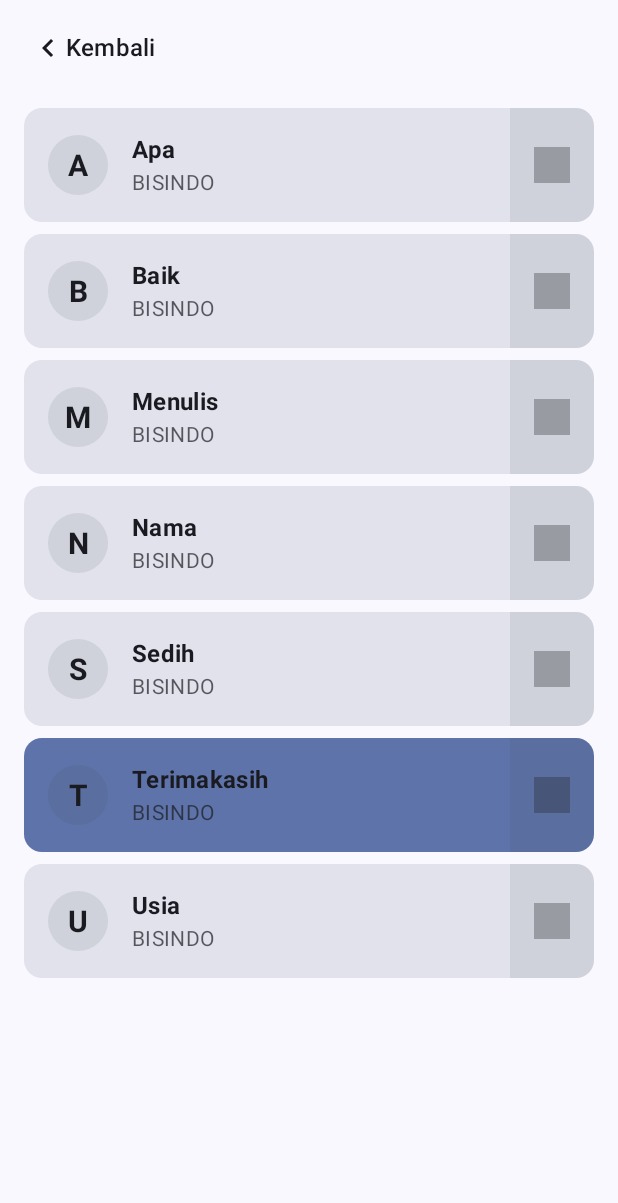
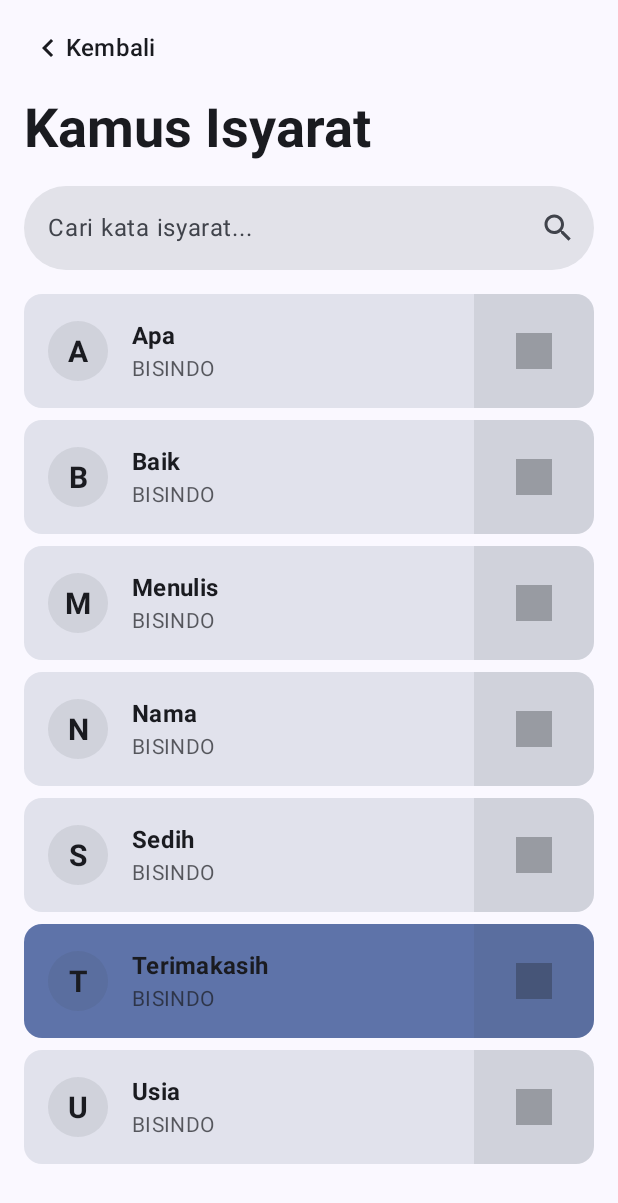
Before and after one commit to yosmisyael/icara, an Android app built with Jetpack Compose: the DictionaryScreen screen opened through its navigation route, on a phone screen of 412 x 824 dp. Shown: the top 1203 px of the screen. Run offline under Robolectric (Android 15) with nearby library versions, the light colour scheme and no system bars.

Commit message:
feat: add search bar component

```diff
--- /dev/null
+++ b/app/src/main/java/com/example/icara/ui/components/SearchBar.kt
@@ -0,0 +1,41 @@
+package com.example.icara.ui.components
+
+import androidx.compose.foundation.layout.fillMaxWidth
+import androidx.compose.foundation.shape.CircleShape
+import androidx.compose.material.icons.Icons
+import androidx.compose.material.icons.filled.Search
+import androidx.compose.material3.*
+import androidx.compose.runtime.*
+import androidx.compose.ui.Modifier
+import androidx.compose.ui.graphics.Color
+
+@Composable
+fun SearchBar(
+    searchText: String,
+    onSearchTextChanged: (String) -> Unit,
+    modifier: Modifier = Modifier
+) {
+    TextField(
+        value = searchText,
+        onValueChange = onSearchTextChanged,
+        modifier = modifier.fillMaxWidth(),
+        placeholder = { Text("Cari kata isyarat...") },
+        trailingIcon = {
+            Icon(
+                imageVector = Icons.Default.Search,
+                contentDescription = "Search Icon"
+            )
+        },
+        shape = CircleShape,
+        singleLine = true,
+        colors = TextFieldDefaults.colors(
+            focusedContainerColor = MaterialTheme.colorScheme.surfaceContainerHighest,
+            unfocusedContainerColor = MaterialTheme.colorScheme.surfaceContainerHighest,
+            disabledContainerColor = MaterialTheme.colorScheme.surfaceContainerHighest,
+            // Remove underline
+            focusedIndicatorColor = Color.Transparent,
+            unfocusedIndicatorColor = Color.Transparent,
+            disabledIndicatorColor = Color.Transparent,
+        )
+    )
+}
--- a/app/src/main/java/com/example/icara/ui/screens/dictionary/DictionaryScreen.kt
+++ b/app/src/main/java/com/example/icara/ui/screens/dictionary/DictionaryScreen.kt
@@ -8,7 +8,6 @@ import androidx.compose.foundation.shape.CircleShape
 import androidx.compose.foundation.shape.RoundedCornerShape
 import androidx.compose.material.icons.Icons
 import androidx.compose.material.icons.filled.ChevronLeft
-import androidx.compose.material.icons.filled.Search
 import androidx.compose.material3.*
 import androidx.compose.runtime.*
 import androidx.compose.ui.Alignment
@@ -18,6 +17,7 @@ import androidx.compose.ui.text.font.FontWeight
 import androidx.compose.ui.tooling.preview.Preview
 import androidx.compose.ui.unit.dp
 import androidx.compose.ui.unit.sp
+import com.example.icara.ui.components.SearchBar
 
 data class DictionaryEntry(
     val word: String,
@@ -72,11 +72,30 @@ fun DictionaryScreen(
             )
         }
     ) { paddingValues ->
-        LazyColumn(
-            contentPadding = paddingValues,
+        Column(
             modifier = Modifier
                 .fillMaxSize()
-                .padding(horizontal = 16.dp, vertical = 8.dp),
+                .padding(paddingValues)
+                .padding(horizontal = 16.dp)
+        ) {
+            Text(
+                text = "Kamus Isyarat",
+                style = MaterialTheme.typography.displaySmall,
+                fontWeight = FontWeight.Bold,
+                color = MaterialTheme.colorScheme.onSurface,
+            )
+            // Search bar
+            SearchBar(
+                searchText = searchText,
+                onSearchTextChanged = { searchText = it },
+                modifier = Modifier.padding(top = 16.dp),
+            )
+
+            // Dictionary entries
+            LazyColumn(
+                contentPadding = PaddingValues(top = 16.dp),
+                modifier = Modifier
+                    .fillMaxSize(),
                 verticalArrangement = Arrangement.spacedBy(8.dp)
             ) {
                 items(dictionaryList) { entry ->
@@ -88,30 +107,29 @@ fun DictionaryScreen(
             }
         }
     }
+}
 
 @Composable
 fun DictionaryItem(entry: DictionaryEntry, onClick: () -> Unit) {
     Card(
         onClick = onClick,
         modifier = Modifier.fillMaxWidth(),
-        shape = RoundedCornerShape(12.dp), // A slightly larger radius looks nice
+        shape = RoundedCornerShape(12.dp),
         colors = CardDefaults.cardColors(
             containerColor = if (entry.word == "Terimakasih") MaterialTheme.colorScheme.primaryContainer else MaterialTheme.colorScheme.surfaceVariant
         )
     ) {
-        // This is the parent Row. It now controls the height of all its children.
         Row(
             modifier = Modifier
                 .fillMaxWidth()
-                // FIX: Add this modifier to make all children match the height of the tallest one.
                 .height(IntrinsicSize.Min),
             verticalAlignment = Alignment.CenterVertically,
         ) {
-            // This inner Row contains the text and its own padding.
+            // Text section
             Row(
                 modifier = Modifier
                     .padding(16.dp)
-                    .weight(1f), // Use weight to allow the icon Box to have a fixed size
+                    .weight(1f),
                 verticalAlignment = Alignment.CenterVertically
             ) {
                 Box(
@@ -142,16 +160,15 @@ fun DictionaryItem(entry: DictionaryEntry, onClick: () -> Unit) {
                 }
             }
 
-            // This is the icon Box.
+            // This is the icon box
             Box(
                 modifier = Modifier
-                    // FIX: This will now correctly fill the height defined by IntrinsicSize.Min.
                     .fillMaxHeight()
-                    .width(56.dp)
+                    .width(80.dp)
                     .background(MaterialTheme.colorScheme.onSurfaceVariant.copy(alpha = 0.1f)),
                 contentAlignment = Alignment.Center
             ) {
-                // Your placeholder or actual icon
+                // Icon entry
                 Box(
                     modifier = Modifier
                         .size(24.dp)
```
Lines whose indentation alone changed are shown as unchanged.
